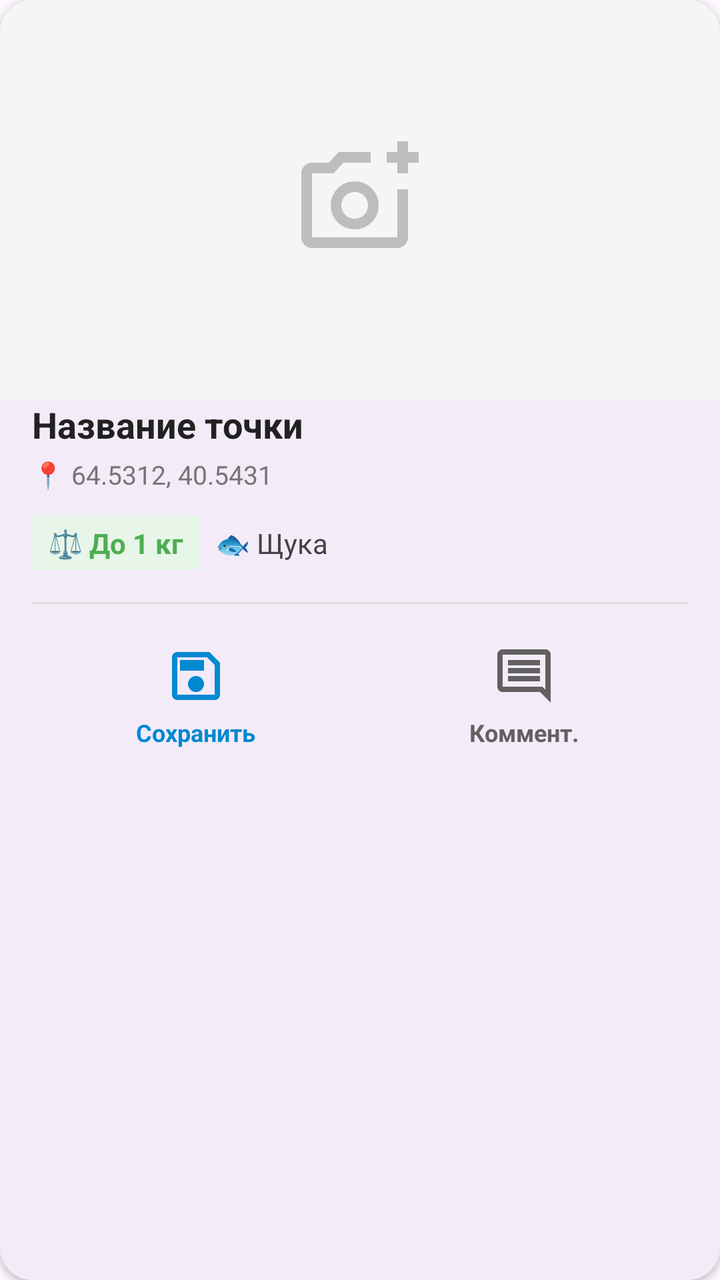
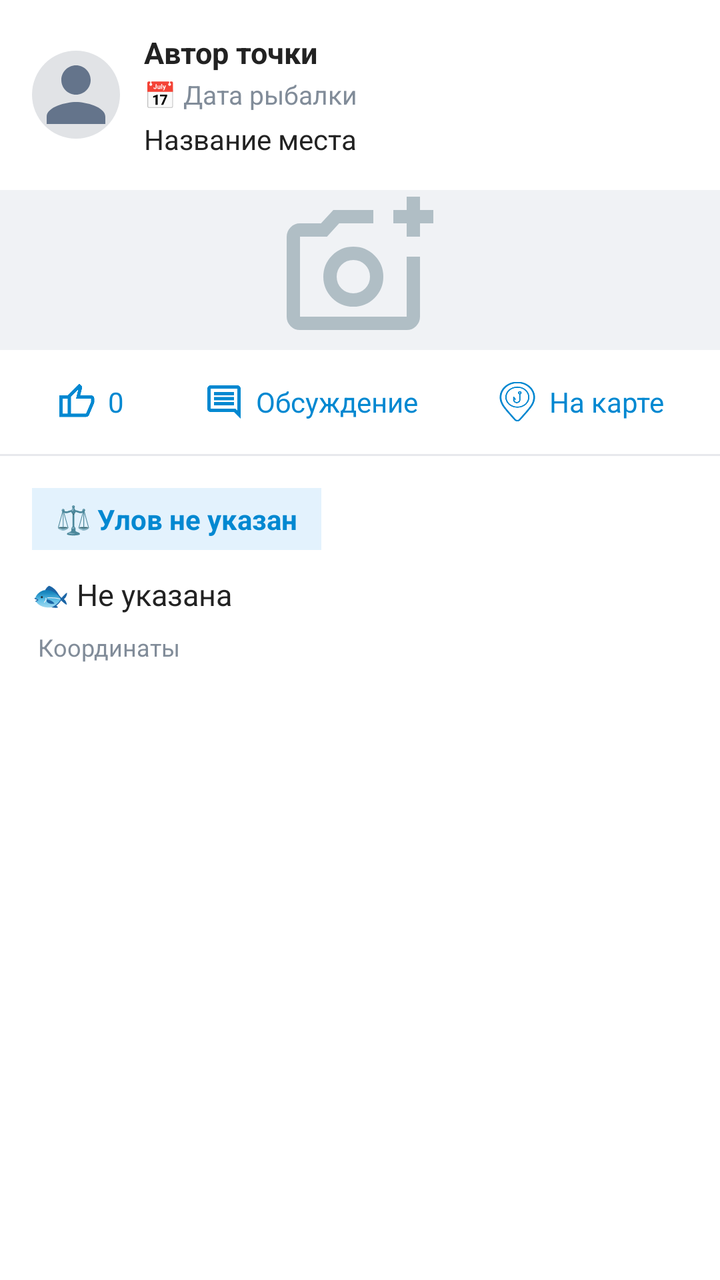

Before-and-after screenshots of an Android layout around one commit, followed by the original layout XML and the change that was made.
<!-- AndroidManifest.xml: application theme Theme.FishingSpot -->
<!-- res/layout/item_feed_spot.xml -->
<?xml version="1.0" encoding="utf-8"?>
<com.google.android.material.card.MaterialCardView
    xmlns:android="http://schemas.android.com/apk/res/android"
    xmlns:app="http://schemas.android.com/apk/res-auto"
    android:layout_width="match_parent"
    android:layout_height="wrap_content"
    android:layout_marginHorizontal="16dp"
    android:layout_marginVertical="8dp"
    app:cardCornerRadius="16dp"
    app:cardElevation="2dp"
    app:strokeWidth="0dp">

    <LinearLayout
        android:layout_width="match_parent"
        android:layout_height="wrap_content"
        android:orientation="vertical">

        
        <FrameLayout
            android:layout_width="match_parent"
            android:layout_height="200dp"
            android:background="#F5F5F5">

            <ImageView
                android:id="@+id/ivFeedPhotoPlaceholder"
                android:layout_width="64dp"
                android:layout_height="64dp"
                android:layout_gravity="center"
                android:src="@drawable/add_a_photo_24dp_000000_fill0_wght400_grad0_opsz24__1_"
                app:tint="#BDBDBD" />

            <ImageView
                android:id="@+id/ivFeedPhoto"
                android:layout_width="match_parent"
                android:layout_height="match_parent"
                android:scaleType="centerCrop"
                android:visibility="gone" />
        </FrameLayout>

        
        <com.google.android.material.card.MaterialCardView
            android:id="@+id/cardSuspiciousWarning"
            android:layout_width="match_parent"
            android:layout_height="wrap_content"
            android:layout_margin="16dp"
            android:visibility="gone"
            app:cardBackgroundColor="#FFF3E0"
            app:cardCornerRadius="12dp"
            app:cardElevation="0dp"
            app:strokeColor="#FF9800"
            app:strokeWidth="1dp">

            <LinearLayout
                android:layout_width="match_parent"
                android:layout_height="wrap_content"
                android:orientation="vertical"
                android:padding="12dp">

                <TextView
                    android:layout_width="match_parent"
                    android:layout_height="wrap_content"
                    android:layout_marginBottom="8dp"
                    android:text="⚠️ Точка требует подтверждения. Рыбаки еще не проверяли это место."
                    android:textColor="#E65100"
                    android:textSize="13sp"
                    android:textStyle="bold" />

                <LinearLayout
                    android:layout_width="match_parent"
                    android:layout_height="wrap_content"
                    android:orientation="horizontal">

                    <com.google.android.material.button.MaterialButton
                        android:id="@+id/btnConfirmSpot"
                        style="@style/Widget.MaterialComponents.Button"
                        android:layout_width="0dp"
                        android:layout_height="40dp"
                        android:layout_weight="1"
                        android:text="Подтвердить"
                        android:textSize="12sp"
                        app:backgroundTint="#4CAF50"
                        app:cornerRadius="8dp"

                        app:iconGravity="textStart"
                        app:iconSize="16dp" />

                    <com.google.android.material.button.MaterialButton
                        android:id="@+id/btnDisputeSpot"
                        style="@style/Widget.MaterialComponents.Button.OutlinedButton"
                        android:layout_width="0dp"
                        android:layout_height="40dp"
                        android:layout_marginStart="8dp"
                        android:layout_weight="1"
                        android:text="Опровергнуть"
                        android:textSize="12sp"
                        app:cornerRadius="8dp"
                        app:icon="@drawable/warning_24dp_000000_fill0_wght400_grad0_opsz24"
                        app:iconGravity="textStart"
                        app:iconSize="16dp"
                        app:strokeColor="#F44336"
                        android:textColor="#F44336" />
                </LinearLayout>
            </LinearLayout>
        </com.google.android.material.card.MaterialCardView>

        
        <LinearLayout
            android:layout_width="match_parent"
            android:layout_height="wrap_content"
            android:orientation="vertical"
            android:paddingHorizontal="16dp"
            android:paddingBottom="16dp">

            <TextView
                android:id="@+id/tvFeedSpotName"
                android:layout_width="match_parent"
                android:layout_height="wrap_content"
                android:text="Название точки"
                android:textSize="18sp"
                android:textStyle="bold"
                android:textColor="#212121"
                android:maxLines="2"
                android:ellipsize="end" />

            <TextView
                android:id="@+id/tvFeedCoordinates"
                android:layout_width="match_parent"
                android:layout_height="wrap_content"
                android:layout_marginTop="4dp"
                android:text="📍 64.5312, 40.5431"
                android:textSize="13sp"
                android:textColor="#757575" />

            <LinearLayout
                android:layout_width="match_parent"
                android:layout_height="wrap_content"
                android:layout_marginTop="12dp"
                android:orientation="horizontal"
                android:gravity="center_vertical">

                <TextView
                    android:id="@+id/tvFeedWeight"
                    android:layout_width="wrap_content"
                    android:layout_height="wrap_content"
                    android:text="⚖️ До 1 кг"
                    android:textSize="14sp"
                    android:textStyle="bold"
                    android:textColor="#4CAF50"
                    android:background="#E8F5E9"
                    android:paddingHorizontal="8dp"
                    android:paddingVertical="4dp"
                    app:cornerRadius="8dp" />

                <TextView
                    android:id="@+id/tvFeedFish"
                    android:layout_width="wrap_content"
                    android:layout_height="wrap_content"
                    android:layout_marginStart="8dp"
                    android:text="🐟 Щука"
                    android:textSize="14sp"
                    android:textColor="#424242" />
            </LinearLayout>

            
            <View
                android:layout_width="match_parent"
                android:layout_height="1dp"
                android:background="#E0E0E0"
                android:layout_marginTop="16dp"
                android:layout_marginBottom="12dp" />

            
            <LinearLayout
                android:layout_width="match_parent"
                android:layout_height="wrap_content"
                android:orientation="horizontal"
                android:gravity="center">

                
                <LinearLayout
                    android:id="@+id/btnSaveToMyMap"
                    android:layout_width="0dp"
                    android:layout_height="wrap_content"
                    android:layout_weight="1"
                    android:orientation="vertical"
                    android:gravity="center"
                    android:background="?attr/selectableItemBackgroundBorderless"
                    android:clickable="true"
                    android:focusable="true"
                    android:padding="8dp">

                    <ImageView
                        android:layout_width="32dp"
                        android:layout_height="32dp"
                        android:src="@drawable/save_24dp_000000_fill0_wght400_grad0_opsz24"
                        app:tint="#0288D1"
                        android:layout_marginBottom="4dp" />

                    <TextView
                        android:layout_width="wrap_content"
                        android:layout_height="wrap_content"
                        android:text="Сохранить"
                        android:textSize="12sp"
                        android:textColor="#0288D1"
                        android:textStyle="bold" />
                </LinearLayout>

                
                <LinearLayout
                    android:id="@+id/btnFeedComments"
                    android:layout_width="0dp"
                    android:layout_height="wrap_content"
                    android:layout_weight="1"
                    android:orientation="vertical"
                    android:gravity="center"
                    android:background="?attr/selectableItemBackgroundBorderless"
                    android:clickable="true"
                    android:focusable="true"
                    android:padding="8dp">

                    <ImageView
                        android:layout_width="32dp"
                        android:layout_height="32dp"
                        android:src="@drawable/comment_24dp_000000_fill0_wght400_grad0_opsz24"
                        app:tint="#616161"
                        android:layout_marginBottom="4dp" />

                    <TextView
                        android:layout_width="wrap_content"
                        android:layout_height="wrap_content"
                        android:text="Коммент."
                        android:textSize="12sp"
                        android:textColor="#616161"
                        android:textStyle="bold" />
                </LinearLayout>

            </LinearLayout>
        </LinearLayout>
    </LinearLayout>
</com.google.android.material.card.MaterialCardView>
<!-- resources referenced by this layout -->
<resources>
  <!-- drawable add_a_photo_24dp_000000_fill0_wght400_grad0_opsz24__1_ (drawable) -->
  <vector xmlns:android="http://schemas.android.com/apk/res/android"
      android:width="24dp"
      android:height="24dp"
      android:viewportWidth="960"
      android:viewportHeight="960">
    <path
        android:pathData="M440,520ZM120,840q-33,0 -56.5,-23.5T40,760v-480q0,-33 23.5,-56.5T120,200h126l74,-80h240v80L355,200l-73,80L120,280v480h640v-360h80v360q0,33 -23.5,56.5T760,840L120,840ZM760,280v-80h-80v-80h80v-80h80v80h80v80h-80v80h-80ZM440,700q75,0 127.5,-52.5T620,520q0,-75 -52.5,-127.5T440,340q-75,0 -127.5,52.5T260,520q0,75 52.5,127.5T440,700ZM440,620q-42,0 -71,-29t-29,-71q0,-42 29,-71t71,-29q42,0 71,29t29,71q0,42 -29,71t-71,29Z"
        android:fillColor="#000000"/>
  </vector>
  <!-- drawable comment_24dp_000000_fill0_wght400_grad0_opsz24 (drawable) -->
  <vector xmlns:android="http://schemas.android.com/apk/res/android"
      android:width="24dp"
      android:height="24dp"
      android:viewportWidth="960"
      android:viewportHeight="960">
    <path
        android:pathData="M240,560h480v-80L240,480v80ZM240,440h480v-80L240,360v80ZM240,320h480v-80L240,240v80ZM880,880 L720,720L160,720q-33,0 -56.5,-23.5T80,640v-480q0,-33 23.5,-56.5T160,80h640q33,0 56.5,23.5T880,160v720ZM160,640h594l46,45v-525L160,160v480ZM160,640v-480,480Z"
        android:fillColor="#000000"/>
  </vector>
  <!-- drawable save_24dp_000000_fill0_wght400_grad0_opsz24 (drawable) -->
  <vector xmlns:android="http://schemas.android.com/apk/res/android"
      android:width="24dp"
      android:height="24dp"
      android:viewportWidth="960"
      android:viewportHeight="960">
    <path
        android:pathData="M840,280v480q0,33 -23.5,56.5T760,840L200,840q-33,0 -56.5,-23.5T120,760v-560q0,-33 23.5,-56.5T200,120h480l160,160ZM760,314L646,200L200,200v560h560v-446ZM565,685q35,-35 35,-85t-35,-85q-35,-35 -85,-35t-85,35q-35,35 -35,85t35,85q35,35 85,35t85,-35ZM240,400h360v-160L240,240v160ZM200,314v446,-560 114Z"
        android:fillColor="#000000"/>
  </vector>
  <!-- drawable warning_24dp_000000_fill0_wght400_grad0_opsz24 (drawable) -->
  <vector xmlns:android="http://schemas.android.com/apk/res/android"
      android:width="24dp"
      android:height="24dp"
      android:viewportWidth="960"
      android:viewportHeight="960">
    <path
        android:pathData="m40,840 l440,-760 440,760L40,840ZM178,760h604L480,240 178,760ZM508.5,708.5Q520,697 520,680t-11.5,-28.5Q497,640 480,640t-28.5,11.5Q440,663 440,680t11.5,28.5Q463,720 480,720t28.5,-11.5ZM440,600h80v-200h-80v200ZM480,500Z"
        android:fillColor="#000000"/>
  </vector>
  <style name="Theme.FishingSpot" parent="Base.Theme.FishingSpot" />
  <style name="Base.Theme.FishingSpot" parent="Theme.Material3.DayNight.NoActionBar">
          
          
      </style>
</resources>

<!-- the commit's change to res/layout/item_feed_spot.xml (unified diff, before → after) -->
@@ -1,240 +1,236 @@
 <?xml version="1.0" encoding="utf-8"?>
-<com.google.android.material.card.MaterialCardView
-    xmlns:android="http://schemas.android.com/apk/res/android"
+<LinearLayout xmlns:android="http://schemas.android.com/apk/res/android"
     xmlns:app="http://schemas.android.com/apk/res-auto"
     android:layout_width="match_parent"
     android:layout_height="wrap_content"
-    android:layout_marginHorizontal="16dp"
-    android:layout_marginVertical="8dp"
-    app:cardCornerRadius="16dp"
-    app:cardElevation="2dp"
-    app:strokeWidth="0dp">
-
+    android:orientation="vertical"
+    android:background="#FFFFFF"
+    android:layout_marginBottom="12dp">
+
+    
     <LinearLayout
         android:layout_width="match_parent"
         android:layout_height="wrap_content"
-        android:orientation="vertical">
-
-        
-        <FrameLayout
+        android:orientation="horizontal"
+        android:padding="16dp"
+        android:gravity="center_vertical">
+
+        <com.google.android.material.imageview.ShapeableImageView
+            android:id="@+id/ivFeedAuthorAvatar"
+            android:layout_width="44dp"
+            android:layout_height="44dp"
+            android:scaleType="centerCrop"
+            android:src="@drawable/account_circle_24dp"
+            app:shapeAppearanceOverlay="@style/CircleImageView"
+            android:background="#E1E3E6" />
+
+        <LinearLayout
+            android:layout_width="0dp"
+            android:layout_height="wrap_content"
+            android:layout_weight="1"
+            android:orientation="vertical"
+            android:layout_marginStart="12dp">
+
+            <TextView
+                android:id="@+id/tvFeedAuthorName"
+                android:layout_width="wrap_content"
+                android:layout_height="wrap_content"
+                android:text="Автор точки"
+                android:textSize="15sp"
+                android:textStyle="bold"
+                android:textColor="#222222" />
+
+            <TextView
+                android:id="@+id/tvFeedDate"
+                android:layout_width="wrap_content"
+                android:layout_height="wrap_content"
+                android:text="📅 Дата рыбалки"
+                android:textSize="13sp"
+                android:textColor="#818C99"
+                android:layout_marginTop="2dp" />
+
+            <TextView
+                android:id="@+id/tvFeedSpotName"
+                android:layout_width="wrap_content"
+                android:layout_height="wrap_content"
+                android:text="Название места"
+                android:textSize="14sp"
+                android:textColor="#222222"
+                android:layout_marginTop="4dp"
+                android:maxLines="2"
+                android:ellipsize="end"/>
+        </LinearLayout>
+    </LinearLayout>
+
+    
+    <FrameLayout
+        android:layout_width="match_parent"
+        android:layout_height="wrap_content"
+        android:background="#F0F2F5">
+
+        <ImageView
+            android:id="@+id/ivFeedPhoto"
             android:layout_width="match_parent"
-            android:layout_height="200dp"
-            android:background="#F5F5F5">
+            android:layout_height="wrap_content"
+            android:adjustViewBounds="true"
+            android:scaleType="fitCenter"
+            android:visibility="gone"
+            android:maxHeight="400dp"/>
+
+        <ImageView
+            android:id="@+id/ivFeedPhotoPlaceholder"
+            android:layout_width="80dp"
+            android:layout_height="80dp"
+            android:layout_gravity="center"
+            android:src="@drawable/add_a_photo_24dp_000000_fill0_wght400_grad0_opsz24__1_"
+            app:tint="#B0BEC5"
+            android:visibility="visible"/>
+    </FrameLayout>
+
+    
+    <LinearLayout
+        android:layout_width="match_parent"
+        android:layout_height="wrap_content"
+        android:orientation="horizontal"
+        android:paddingHorizontal="16dp"
+        android:paddingVertical="8dp"
+        android:gravity="center_vertical">
+
+        
+        <LinearLayout
+            android:id="@+id/layoutFeedLike"
+            android:layout_width="wrap_content"
+            android:layout_height="36dp"
+            android:orientation="horizontal"
+            android:gravity="center_vertical"
+            android:background="?attr/selectableItemBackground"
+            android:clickable="true"
+            android:focusable="true"
+            android:paddingHorizontal="12dp">
 
             <ImageView
-                android:id="@+id/ivFeedPhotoPlaceholder"
-                android:layout_width="64dp"
-                android:layout_height="64dp"
-                android:layout_gravity="center"
-                android:src="@drawable/add_a_photo_24dp_000000_fill0_wght400_grad0_opsz24__1_"
-                app:tint="#BDBDBD" />
+                android:layout_width="20dp"
+                android:layout_height="20dp"
+                android:src="@drawable/thumb_up_24dp_000000_fill0_wght400_grad0_opsz24"
+                app:tint="#0288D1"/>
+
+            <TextView
+                android:id="@+id/tvFeedLikesCount"
+                android:layout_width="wrap_content"
+                android:layout_height="wrap_content"
+                android:text="0"
+                android:textSize="14sp"
+                android:textColor="#0288D1"
+                android:layout_marginStart="6dp"/>
+        </LinearLayout>
+
+        
+        <LinearLayout
+            android:id="@+id/btnFeedComments"
+            android:layout_width="wrap_content"
+            android:layout_height="36dp"
+            android:orientation="horizontal"
+            android:gravity="center_vertical"
+            android:background="?attr/selectableItemBackground"
+            android:clickable="true"
+            android:focusable="true"
+            android:paddingHorizontal="12dp"
+            android:layout_marginStart="16dp">
 
             <ImageView
-                android:id="@+id/ivFeedPhoto"
-                android:layout_width="match_parent"
-                android:layout_height="match_parent"
-                android:scaleType="centerCrop"
-                android:visibility="gone" />
-        </FrameLayout>
-
-        
-        <com.google.android.material.card.MaterialCardView
-            android:id="@+id/cardSuspiciousWarning"
+                android:layout_width="20dp"
+                android:layout_height="20dp"
+                android:src="@drawable/comment_24dp_000000_fill0_wght400_grad0_opsz24"
+                app:tint="#0288D1"/>
+
+            <TextView
+                android:id="@+id/tvFeedCommentsCount"
+                android:layout_width="wrap_content"
+                android:layout_height="wrap_content"
+                android:text="Обсуждение"
+                android:textSize="14sp"
+                android:textColor="#0288D1"
+                android:layout_marginStart="6dp"/>
+        </LinearLayout>
+
+        
+        <View android:layout_width="0dp" android:layout_height="1dp" android:layout_weight="1"/>
+
+        
+        <LinearLayout
+            android:id="@+id/btnViewOnMap"
+            android:layout_width="wrap_content"
+            android:layout_height="36dp"
+            android:orientation="horizontal"
+            android:gravity="center_vertical"
+            android:background="?attr/selectableItemBackground"
+            android:clickable="true"
+            android:focusable="true"
+            android:paddingHorizontal="12dp">
+
+            <ImageView
+                android:layout_width="20dp"
+                android:layout_height="20dp"
+                android:src="@drawable/mymapblack"
+                app:tint="#0288D1"/>
+
+            <TextView
+                android:layout_width="wrap_content"
+                android:layout_height="wrap_content"
+                android:text="На карте"
+                android:textSize="14sp"
+                android:textColor="#0288D1"
+                android:layout_marginStart="6dp"/>
+        </LinearLayout>
+    </LinearLayout>
+
+    
+    <View
+        android:layout_width="match_parent"
+        android:layout_height="1dp"
+        android:background="#E7E8EC"/>
+
+    
+    <LinearLayout
+        android:layout_width="match_parent"
+        android:layout_height="wrap_content"
+        android:orientation="vertical"
+        android:padding="16dp">
+
+        
+        <TextView
+            android:id="@+id/tvFeedWeight"
+            android:layout_width="wrap_content"
+            android:layout_height="wrap_content"
+            android:text="⚖️ Улов не указан"
+            android:textSize="14sp"
+            android:textColor="#0288D1"
+            android:textStyle="bold"
+            android:background="#E3F2FD"
+            android:paddingHorizontal="12dp"
+            android:paddingVertical="6dp"
+            app:cornerRadius="8dp"
+            android:layout_marginBottom="12dp"/>
+
+        
+        <TextView
+            android:id="@+id/tvFeedFish"
             android:layout_width="match_parent"
             android:layout_height="wrap_content"
-            android:layout_margin="16dp"
-            android:visibility="gone"
-            app:cardBackgroundColor="#FFF3E0"
-            app:cardCornerRadius="12dp"
-            app:cardElevation="0dp"
-            app:strokeColor="#FF9800"
-            app:strokeWidth="1dp">
-
-            <LinearLayout
-                android:layout_width="match_parent"
-                android:layout_height="wrap_content"
-                android:orientation="vertical"
-                android:padding="12dp">
-
-                <TextView
-                    android:layout_width="match_parent"
-                    android:layout_height="wrap_content"
-                    android:layout_marginBottom="8dp"
-                    android:text="⚠️ Точка требует подтверждения. Рыбаки еще не проверяли это место."
-                    android:textColor="#E65100"
-                    android:textSize="13sp"
-                    android:textStyle="bold" />
-
-                <LinearLayout
-                    android:layout_width="match_parent"
-                    android:layout_height="wrap_content"
-                    android:orientation="horizontal">
-
-                    <com.google.android.material.button.MaterialButton
-                        android:id="@+id/btnConfirmSpot"
-                        style="@style/Widget.MaterialComponents.Button"
-                        android:layout_width="0dp"
-                        android:layout_height="40dp"
-                        android:layout_weight="1"
-                        android:text="Подтвердить"
-                        android:textSize="12sp"
-                        app:backgroundTint="#4CAF50"
-                        app:cornerRadius="8dp"
-
-                        app:iconGravity="textStart"
-                        app:iconSize="16dp" />
-
-                    <com.google.android.material.button.MaterialButton
-                        android:id="@+id/btnDisputeSpot"
-                        style="@style/Widget.MaterialComponents.Button.OutlinedButton"
-                        android:layout_width="0dp"
-                        android:layout_height="40dp"
-                        android:layout_marginStart="8dp"
-                        android:layout_weight="1"
-                        android:text="Опровергнуть"
-                        android:textSize="12sp"
-                        app:cornerRadius="8dp"
-                        app:icon="@drawable/warning_24dp_000000_fill0_wght400_grad0_opsz24"
-                        app:iconGravity="textStart"
-                        app:iconSize="16dp"
-                        app:strokeColor="#F44336"
-                        android:textColor="#F44336" />
-                </LinearLayout>
-            </LinearLayout>
-        </com.google.android.material.card.MaterialCardView>
-
-        
-        <LinearLayout
+            android:text="🐟 Не указана"
+            android:textSize="15sp"
+            android:textColor="#222222"
+            android:lineSpacingExtra="4dp" />
+
+        
+        <TextView
+            android:id="@+id/tvFeedCoordinates"
             android:layout_width="match_parent"
             android:layout_height="wrap_content"
-            android:orientation="vertical"
-            android:paddingHorizontal="16dp"
-            android:paddingBottom="16dp">
-
-            <TextView
-                android:id="@+id/tvFeedSpotName"
-                android:layout_width="match_parent"
-                android:layout_height="wrap_content"
-                android:text="Название точки"
-                android:textSize="18sp"
-                android:textStyle="bold"
-                android:textColor="#212121"
-                android:maxLines="2"
-                android:ellipsize="end" />
-
-            <TextView
-                android:id="@+id/tvFeedCoordinates"
-                android:layout_width="match_parent"
-                android:layout_height="wrap_content"
-                android:layout_marginTop="4dp"
-                android:text="📍 64.5312, 40.5431"
-                android:textSize="13sp"
-                android:textColor="#757575" />
-
-            <LinearLayout
-                android:layout_width="match_parent"
-                android:layout_height="wrap_content"
-                android:layout_marginTop="12dp"
-                android:orientation="horizontal"
-                android:gravity="center_vertical">
-
-                <TextView
-                    android:id="@+id/tvFeedWeight"
-                    android:layout_width="wrap_content"
-                    android:layout_height="wrap_content"
-                    android:text="⚖️ До 1 кг"
-                    android:textSize="14sp"
-                    android:textStyle="bold"
-                    android:textColor="#4CAF50"
-                    android:background="#E8F5E9"
-                    android:paddingHorizontal="8dp"
-                    android:paddingVertical="4dp"
-                    app:cornerRadius="8dp" />
-
-                <TextView
-                    android:id="@+id/tvFeedFish"
-                    android:layout_width="wrap_content"
-                    android:layout_height="wrap_content"
-                    android:layout_marginStart="8dp"
-                    android:text="🐟 Щука"
-                    android:textSize="14sp"
-                    android:textColor="#424242" />
-            </LinearLayout>
-
-            
-            <View
-                android:layout_width="match_parent"
-                android:layout_height="1dp"
-                android:background="#E0E0E0"
-                android:layout_marginTop="16dp"
-                android:layout_marginBottom="12dp" />
-
-            
-            <LinearLayout
-                android:layout_width="match_parent"
-                android:layout_height="wrap_content"
-                android:orientation="horizontal"
-                android:gravity="center">
-
-                
-                <LinearLayout
-                    android:id="@+id/btnSaveToMyMap"
-                    android:layout_width="0dp"
-                    android:layout_height="wrap_content"
-                    android:layout_weight="1"
-                    android:orientation="vertical"
-                    android:gravity="center"
-                    android:background="?attr/selectableItemBackgroundBorderless"
-                    android:clickable="true"
-                    android:focusable="true"
-                    android:padding="8dp">
-
-                    <ImageView
-                        android:layout_width="32dp"
-                        android:layout_height="32dp"
-                        android:src="@drawable/save_24dp_000000_fill0_wght400_grad0_opsz24"
-                        app:tint="#0288D1"
-                        android:layout_marginBottom="4dp" />
-
-                    <TextView
-                        android:layout_width="wrap_content"
-                        android:layout_height="wrap_content"
-                        android:text="Сохранить"
-                        android:textSize="12sp"
-                        android:textColor="#0288D1"
-                        android:textStyle="bold" />
-                </LinearLayout>
-
-                
-                <LinearLayout
-                    android:id="@+id/btnFeedComments"
-                    android:layout_width="0dp"
-                    android:layout_height="wrap_content"
-                    android:layout_weight="1"
-                    android:orientation="vertical"
-                    android:gravity="center"
-                    android:background="?attr/selectableItemBackgroundBorderless"
-                    android:clickable="true"
-                    android:focusable="true"
-                    android:padding="8dp">
-
-                    <ImageView
-                        android:layout_width="32dp"
-                        android:layout_height="32dp"
-                        android:src="@drawable/comment_24dp_000000_fill0_wght400_grad0_opsz24"
-                        app:tint="#616161"
-                        android:layout_marginBottom="4dp" />
-
-                    <TextView
-                        android:layout_width="wrap_content"
-                        android:layout_height="wrap_content"
-                        android:text="Коммент."
-                        android:textSize="12sp"
-                        android:textColor="#616161"
-                        android:textStyle="bold" />
-                </LinearLayout>
-
-            </LinearLayout>
-        </LinearLayout>
+            android:text=" Координаты"
+            android:textSize="12sp"
+            android:textColor="#818C99"
+            android:layout_marginTop="8dp"/>
     </LinearLayout>
-</com.google.android.material.card.MaterialCardView>
+
+</LinearLayout>
<!-- resource entries referenced after the edit -->
@@ -1,5 +1,15 @@
 <!-- resources referenced by this layout -->
 <resources>
+  <!-- drawable account_circle_24dp (drawable) -->
+  <vector xmlns:android="http://schemas.android.com/apk/res/android"
+      android:width="24dp"
+      android:height="24dp"
+      android:viewportWidth="24"
+      android:viewportHeight="24">
+      <path
+          android:fillColor="#64748B"
+          android:pathData="M12,12c2.21,0 4,-1.79 4,-4s-1.79,-4 -4,-4 -4,1.79 -4,4 1.79,4 4,4zM12,14c-2.67,0 -8,1.34 -8,4v2h16v-2c0,-2.66 -5.33,-4 -8,-4z"/>
+  </vector>
   <!-- drawable add_a_photo_24dp_000000_fill0_wght400_grad0_opsz24__1_ (drawable) -->
   <vector xmlns:android="http://schemas.android.com/apk/res/android"
       android:width="24dp"
@@ -20,26 +30,21 @@
         android:pathData="M240,560h480v-80L240,480v80ZM240,440h480v-80L240,360v80ZM240,320h480v-80L240,240v80ZM880,880 L720,720L160,720q-33,0 -56.5,-23.5T80,640v-480q0,-33 23.5,-56.5T160,80h640q33,0 56.5,23.5T880,160v720ZM160,640h594l46,45v-525L160,160v480ZM160,640v-480,480Z"
         android:fillColor="#000000"/>
   </vector>
-  <!-- drawable save_24dp_000000_fill0_wght400_grad0_opsz24 (drawable) -->
+  <!-- drawable mymapblack: vector/xml drawable (drawable, 3287 chars, omitted) -->
+  <!-- drawable thumb_up_24dp_000000_fill0_wght400_grad0_opsz24 (drawable) -->
   <vector xmlns:android="http://schemas.android.com/apk/res/android"
       android:width="24dp"
       android:height="24dp"
       android:viewportWidth="960"
       android:viewportHeight="960">
     <path
-        android:pathData="M840,280v480q0,33 -23.5,56.5T760,840L200,840q-33,0 -56.5,-23.5T120,760v-560q0,-33 23.5,-56.5T200,120h480l160,160ZM760,314L646,200L200,200v560h560v-446ZM565,685q35,-35 35,-85t-35,-85q-35,-35 -85,-35t-85,35q-35,35 -35,85t35,85q35,35 85,35t85,-35ZM240,400h360v-160L240,240v160ZM200,314v446,-560 114Z"
+        android:pathData="M720,840L280,840v-520l280,-280 50,50q7,7 11.5,19t4.5,23v14l-44,174h258q32,0 56,24t24,56v80q0,7 -2,15t-4,15L794,792q-9,20 -30,34t-44,14ZM360,760h360l120,-280v-80L480,400l54,-220 -174,174v406ZM360,354v406,-406ZM280,320v80L160,400v360h120v80L80,840v-520h200Z"
         android:fillColor="#000000"/>
   </vector>
-  <!-- drawable warning_24dp_000000_fill0_wght400_grad0_opsz24 (drawable) -->
-  <vector xmlns:android="http://schemas.android.com/apk/res/android"
-      android:width="24dp"
-      android:height="24dp"
-      android:viewportWidth="960"
-      android:viewportHeight="960">
-    <path
-        android:pathData="m40,840 l440,-760 440,760L40,840ZM178,760h604L480,240 178,760ZM508.5,708.5Q520,697 520,680t-11.5,-28.5Q497,640 480,640t-28.5,11.5Q440,663 440,680t11.5,28.5Q463,720 480,720t28.5,-11.5ZM440,600h80v-200h-80v200ZM480,500Z"
-        android:fillColor="#000000"/>
-  </vector>
+  <style name="CircleImageView" parent="">
+          <item name="cornerFamily">rounded</item>
+          <item name="cornerSize">50%</item>
+      </style>
   <style name="Theme.FishingSpot" parent="Base.Theme.FishingSpot" />
   <style name="Base.Theme.FishingSpot" parent="Theme.Material3.DayNight.NoActionBar">
           
